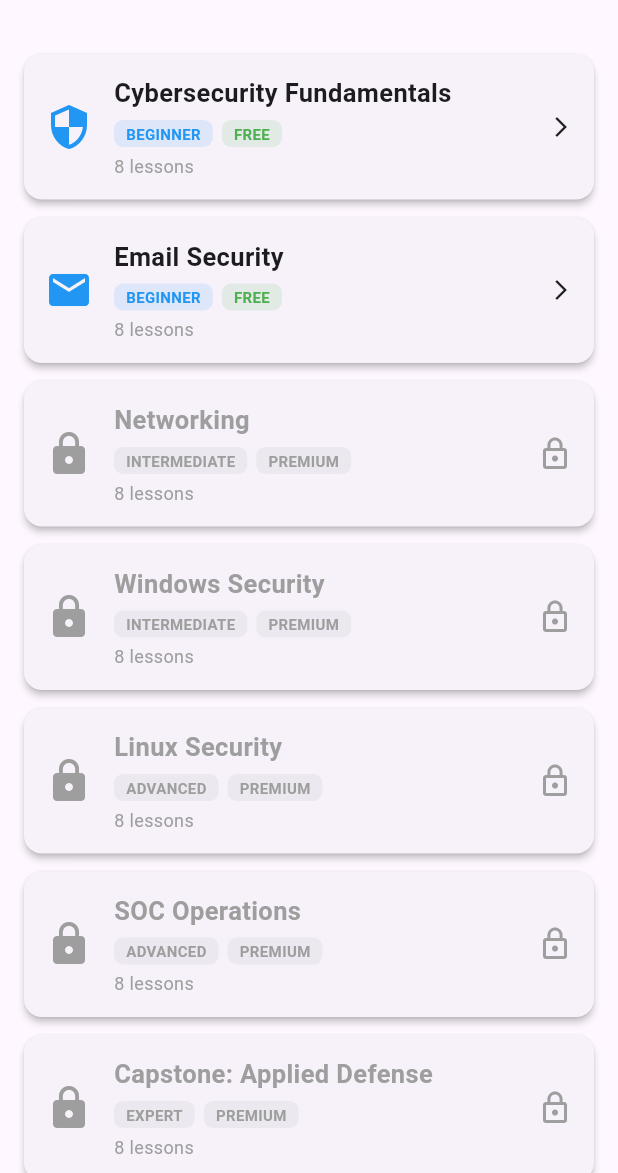
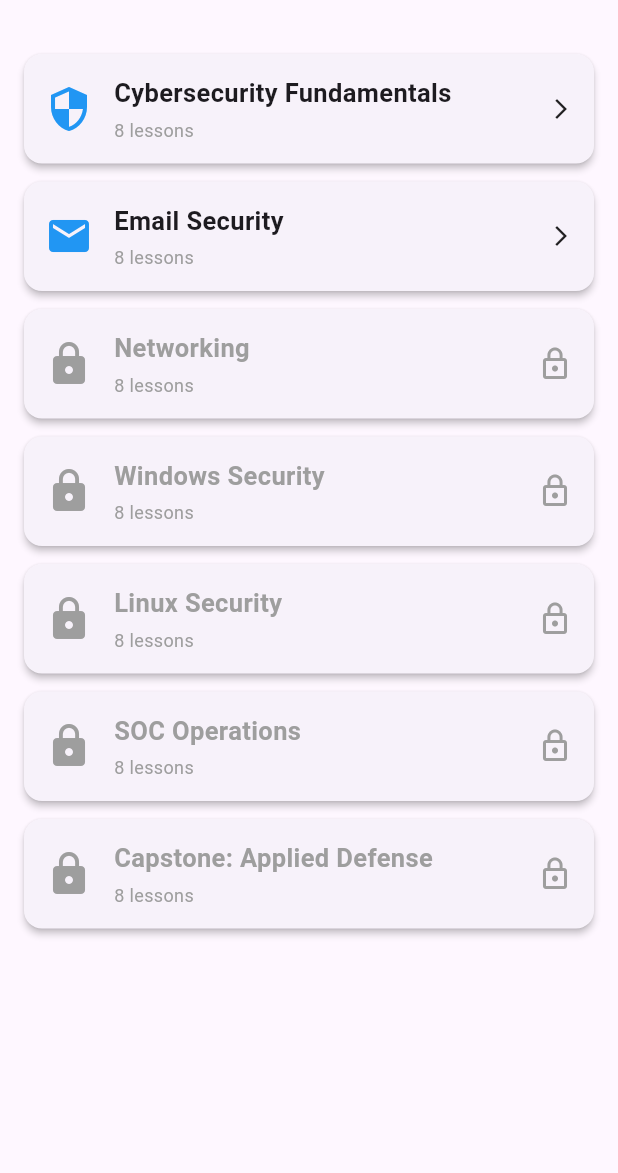
Before and after one commit to SaCyRA-Edu/Cyberpulse_academy, a Flutter app: the TopicsScreen screen opened directly, on a phone screen of 412 x 824 dp, the part 63-1236 px from its top. Run offline on Flutter 3.47's test engine with Material 3 defaults, Android fonts, the phone set to English and light mode, and no system bars; our stand-ins replace flutter_tts, shared_preferences; accounts and stored records are empty.

Commit message:
Remove Beginner/Intermediate/Premium badge tags from the main topics dashboard
The level and free/paid info is still fully functional (lock icon,
lock dialogs, exam gating all unchanged) and still visible on the
per-topic level tab strip — just no longer shown as colored tags on
the main list. Removed the now-unused _LevelBadge and _PriceBadge
widgets.

```diff
--- a/lib/screens/topics_screen.dart
+++ b/lib/screens/topics_screen.dart
@@ -217,14 +217,6 @@ class _TopicCard extends StatelessWidget {
                         color: isLocked ? Colors.grey : null,
                       ),
                     ),
-                    const SizedBox(height: 6),
-                    Row(
-                      children: [
-                        _LevelBadge(levelTitle: level.title, dimmed: isLocked),
-                        const SizedBox(width: 6),
-                        _PriceBadge(isFree: level.isFree, dimmed: isLocked),
-                      ],
-                    ),
                     const SizedBox(height: 4),
                     Text(
                       '${module.lessonCount} lessons',
@@ -261,49 +253,3 @@ class _TopicCard extends StatelessWidget {
     );
   }
 }
-
-class _LevelBadge extends StatelessWidget {
-  final String levelTitle;
-  final bool dimmed;
-
-  const _LevelBadge({required this.levelTitle, required this.dimmed});
-
-  @override
-  Widget build(BuildContext context) {
-    final color = dimmed ? Colors.grey : Colors.blue;
-    return Container(
-      padding: const EdgeInsets.symmetric(horizontal: 8, vertical: 2),
-      decoration: BoxDecoration(
-        color: color.withValues(alpha: 0.12),
-        borderRadius: BorderRadius.circular(6),
-      ),
-      child: Text(
-        levelTitle.toUpperCase(),
-        style: TextStyle(fontSize: 10, fontWeight: FontWeight.bold, color: color),
-      ),
-    );
-  }
-}
-
-class _PriceBadge extends StatelessWidget {
-  final bool isFree;
-  final bool dimmed;
-
-  const _PriceBadge({required this.isFree, required this.dimmed});
-
-  @override
-  Widget build(BuildContext context) {
-    final color = dimmed ? Colors.grey : (isFree ? Colors.green : Colors.amber[800]!);
-    return Container(
-      padding: const EdgeInsets.symmetric(horizontal: 8, vertical: 2),
-      decoration: BoxDecoration(
-        color: color.withValues(alpha: 0.12),
-        borderRadius: BorderRadius.circular(6),
-      ),
-      child: Text(
-        isFree ? 'FREE' : 'PREMIUM',
-        style: TextStyle(fontSize: 10, fontWeight: FontWeight.bold, color: color),
-      ),
-    );
-  }
-}
```
